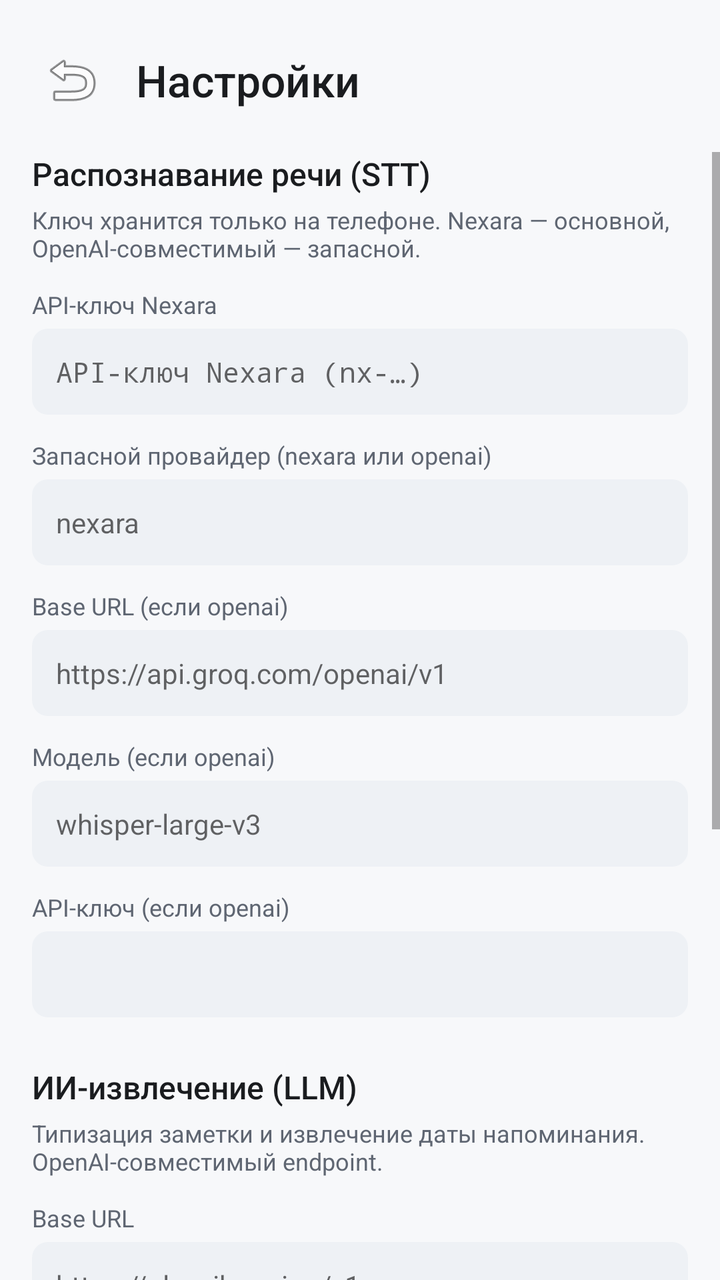
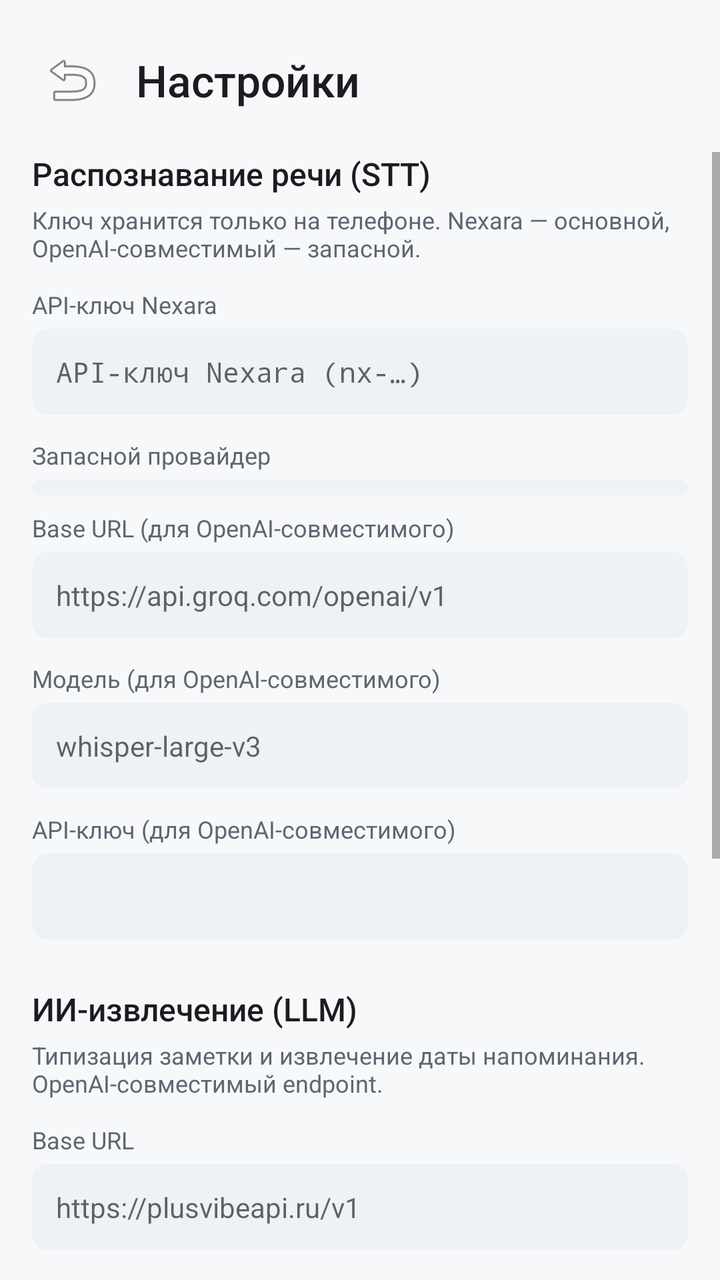

Compare the two renders of this Android layout. The source of the first and the diff that turns it into the second are given below.
<!-- AndroidManifest.xml: application theme Theme.VoiceNotes -->
<!-- res/layout/activity_settings.xml -->
<?xml version="1.0" encoding="utf-8"?>
<LinearLayout xmlns:android="http://schemas.android.com/apk/res/android"
    android:layout_width="match_parent"
    android:layout_height="match_parent"
    android:orientation="vertical"
    android:background="@color/bg_app">

    
    <LinearLayout
        android:layout_width="match_parent"
        android:layout_height="wrap_content"
        android:orientation="horizontal"
        android:gravity="center_vertical"
        android:paddingLeft="@dimen/space_m"
        android:paddingRight="@dimen/space_l"
        android:paddingTop="@dimen/space_l"
        android:paddingBottom="@dimen/space_m">

        <ImageButton
            android:id="@+id/backBtn"
            android:layout_width="@dimen/touch_target"
            android:layout_height="@dimen/touch_target"
            android:background="?android:attr/selectableItemBackground"
            android:src="@android:drawable/ic_menu_revert"
            android:scaleType="centerInside"
            android:contentDescription="Назад" />

        <TextView
            android:layout_width="0dp"
            android:layout_height="wrap_content"
            android:layout_weight="1"
            android:layout_marginLeft="@dimen/space_s"
            android:textAppearance="@style/TextAppearance.Potok.Headline"
            android:textColor="@color/text_primary"
            android:text="Настройки" />
    </LinearLayout>

    <ScrollView
        android:layout_width="match_parent"
        android:layout_height="0dp"
        android:layout_weight="1">

        <LinearLayout
            android:layout_width="match_parent"
            android:layout_height="wrap_content"
            android:orientation="vertical"
            android:paddingLeft="@dimen/space_l"
            android:paddingRight="@dimen/space_l"
            android:paddingBottom="@dimen/space_xxl">

            
            <TextView
                android:layout_width="match_parent"
                android:layout_height="wrap_content"
                android:text="Распознавание речи (STT)"
                android:textAppearance="@style/TextAppearance.Potok.Title"
                android:textColor="@color/text_primary" />

            <TextView
                android:layout_width="match_parent"
                android:layout_height="wrap_content"
                android:layout_marginTop="@dimen/space_xs"
                android:text="Ключ хранится только на телефоне. Nexara — основной, OpenAI-совместимый — запасной."
                android:textAppearance="@style/TextAppearance.Potok.Caption"
                android:textColor="@color/text_secondary" />

            <TextView
                android:layout_width="match_parent"
                android:layout_height="wrap_content"
                android:layout_marginTop="@dimen/space_m"
                android:text="API-ключ Nexara"
                android:textAppearance="@style/TextAppearance.Potok.Caption"
                android:textColor="@color/text_secondary" />

            <EditText
                android:id="@+id/keyInput"
                android:layout_width="match_parent"
                android:layout_height="wrap_content"
                android:layout_marginTop="@dimen/space_xs"
                android:hint="@string/key_hint"
                android:inputType="textVisiblePassword"
                android:textAppearance="@style/TextAppearance.Potok.Body"
                android:fontFamily="monospace"
                android:background="@drawable/bg_field"
                android:padding="@dimen/space_m" />

            <TextView
                android:layout_width="match_parent"
                android:layout_height="wrap_content"
                android:layout_marginTop="@dimen/space_m"
                android:text="Запасной провайдер (nexara или openai)"
                android:textAppearance="@style/TextAppearance.Potok.Caption"
                android:textColor="@color/text_secondary" />

            <EditText
                android:id="@+id/sttProviderInput"
                android:layout_width="match_parent"
                android:layout_height="wrap_content"
                android:layout_marginTop="@dimen/space_xs"
                android:hint="nexara"
                android:inputType="text"
                android:textAppearance="@style/TextAppearance.Potok.Body"
                android:background="@drawable/bg_field"
                android:padding="@dimen/space_m" />

            <TextView
                android:layout_width="match_parent"
                android:layout_height="wrap_content"
                android:layout_marginTop="@dimen/space_m"
                android:text="Base URL (если openai)"
                android:textAppearance="@style/TextAppearance.Potok.Caption"
                android:textColor="@color/text_secondary" />

            <EditText
                android:id="@+id/sttBaseUrlInput"
                android:layout_width="match_parent"
                android:layout_height="wrap_content"
                android:layout_marginTop="@dimen/space_xs"
                android:hint="https://api.groq.com/openai/v1"
                android:inputType="textUri"
                android:textAppearance="@style/TextAppearance.Potok.Body"
                android:background="@drawable/bg_field"
                android:padding="@dimen/space_m" />

            <TextView
                android:layout_width="match_parent"
                android:layout_height="wrap_content"
                android:layout_marginTop="@dimen/space_m"
                android:text="Модель (если openai)"
                android:textAppearance="@style/TextAppearance.Potok.Caption"
                android:textColor="@color/text_secondary" />

            <EditText
                android:id="@+id/sttModelInput"
                android:layout_width="match_parent"
                android:layout_height="wrap_content"
                android:layout_marginTop="@dimen/space_xs"
                android:hint="whisper-large-v3"
                android:inputType="text"
                android:textAppearance="@style/TextAppearance.Potok.Body"
                android:background="@drawable/bg_field"
                android:padding="@dimen/space_m" />

            <TextView
                android:layout_width="match_parent"
                android:layout_height="wrap_content"
                android:layout_marginTop="@dimen/space_m"
                android:text="API-ключ (если openai)"
                android:textAppearance="@style/TextAppearance.Potok.Caption"
                android:textColor="@color/text_secondary" />

            <EditText
                android:id="@+id/sttKeyInput"
                android:layout_width="match_parent"
                android:layout_height="wrap_content"
                android:layout_marginTop="@dimen/space_xs"
                android:inputType="textVisiblePassword"
                android:textAppearance="@style/TextAppearance.Potok.Body"
                android:fontFamily="monospace"
                android:background="@drawable/bg_field"
                android:padding="@dimen/space_m" />

            
            <TextView
                android:layout_width="match_parent"
                android:layout_height="wrap_content"
                android:layout_marginTop="@dimen/space_xl"
                android:text="ИИ-извлечение (LLM)"
                android:textAppearance="@style/TextAppearance.Potok.Title"
                android:textColor="@color/text_primary" />

            <TextView
                android:layout_width="match_parent"
                android:layout_height="wrap_content"
                android:layout_marginTop="@dimen/space_xs"
                android:text="Типизация заметки и извлечение даты напоминания. OpenAI-совместимый endpoint."
                android:textAppearance="@style/TextAppearance.Potok.Caption"
                android:textColor="@color/text_secondary" />

            <TextView
                android:layout_width="match_parent"
                android:layout_height="wrap_content"
                android:layout_marginTop="@dimen/space_m"
                android:text="Base URL"
                android:textAppearance="@style/TextAppearance.Potok.Caption"
                android:textColor="@color/text_secondary" />

            <EditText
                android:id="@+id/llmBaseUrlInput"
                android:layout_width="match_parent"
                android:layout_height="wrap_content"
                android:layout_marginTop="@dimen/space_xs"
                android:hint="https://plusvibeapi.ru/v1"
                android:inputType="textUri"
                android:textAppearance="@style/TextAppearance.Potok.Body"
                android:background="@drawable/bg_field"
                android:padding="@dimen/space_m" />

            <TextView
                android:layout_width="match_parent"
                android:layout_height="wrap_content"
                android:layout_marginTop="@dimen/space_m"
                android:text="Модель"
                android:textAppearance="@style/TextAppearance.Potok.Caption"
                android:textColor="@color/text_secondary" />

            <EditText
                android:id="@+id/llmModelInput"
                android:layout_width="match_parent"
                android:layout_height="wrap_content"
                android:layout_marginTop="@dimen/space_xs"
                android:hint="z-ai/glm-5.2"
                android:inputType="text"
                android:textAppearance="@style/TextAppearance.Potok.Body"
                android:background="@drawable/bg_field"
                android:padding="@dimen/space_m" />

            <TextView
                android:layout_width="match_parent"
                android:layout_height="wrap_content"
                android:layout_marginTop="@dimen/space_m"
                android:text="API-ключ"
                android:textAppearance="@style/TextAppearance.Potok.Caption"
                android:textColor="@color/text_secondary" />

            <EditText
                android:id="@+id/llmKeyInput"
                android:layout_width="match_parent"
                android:layout_height="wrap_content"
                android:layout_marginTop="@dimen/space_xs"
                android:inputType="textVisiblePassword"
                android:textAppearance="@style/TextAppearance.Potok.Body"
                android:fontFamily="monospace"
                android:background="@drawable/bg_field"
                android:padding="@dimen/space_m" />

            
            <Button
                android:id="@+id/processorsBtn"
                android:layout_width="match_parent"
                android:layout_height="@dimen/touch_target"
                android:layout_marginTop="@dimen/space_xl"
                android:text="Обработчики (свои роли)"
                android:background="@drawable/bg_btn_outlined"
                android:textColor="@color/text_primary"
                android:textAllCaps="false" />

            
            <Button
                android:id="@+id/saveBtn"
                android:layout_width="match_parent"
                android:layout_height="@dimen/touch_target"
                android:layout_marginTop="@dimen/space_l"
                android:text="@string/save"
                android:background="@drawable/bg_btn_accent"
                android:textColor="#FFFFFF"
                android:textAllCaps="false" />

            <TextView
                android:id="@+id/statusLine"
                android:layout_width="match_parent"
                android:layout_height="wrap_content"
                android:layout_marginTop="@dimen/space_l"
                android:textAppearance="@style/TextAppearance.Potok.Caption"
                android:textColor="@color/text_secondary" />
        </LinearLayout>
    </ScrollView>
</LinearLayout>
<!-- resources referenced by this layout -->
<resources>
  <color name="bg_app">#F7F8FA</color>
  <color name="text_primary">#1A1C1F</color>
  <color name="text_secondary">#5F6672</color>
  <dimen name="space_l">16dp</dimen>
  <dimen name="space_m">12dp</dimen>
  <dimen name="space_s">8dp</dimen>
  <dimen name="space_xl">24dp</dimen>
  <dimen name="space_xs">4dp</dimen>
  <dimen name="space_xxl">32dp</dimen>
  <dimen name="touch_target">48dp</dimen>
  <!-- drawable bg_btn_accent (drawable) -->
  <?xml version="1.0" encoding="utf-8"?>
  <shape xmlns:android="http://schemas.android.com/apk/res/android"
      android:shape="rectangle">
      <solid android:color="@color/accent_blue" />
      <corners android:radius="12dp" />
  </shape>
  <!-- drawable bg_btn_outlined (drawable) -->
  <?xml version="1.0" encoding="utf-8"?>
  <shape xmlns:android="http://schemas.android.com/apk/res/android"
      android:shape="rectangle">
      <solid android:color="#FFFFFF" />
      <corners android:radius="8dp" />
      <stroke android:width="1dp" android:color="#D1D5DB" />
  </shape>
  <!-- drawable bg_field (drawable) -->
  <?xml version="1.0" encoding="utf-8"?>
  <shape xmlns:android="http://schemas.android.com/apk/res/android"
      android:shape="rectangle">
      <solid android:color="@color/potok_surface_secondary" />
      <corners android:radius="@dimen/radius_s" />
  </shape>
  <string name="key_hint">API-ключ Nexara (nx-…)</string>
  <string name="save">Сохранить</string>
  <style name="TextAppearance.Potok.Body">
          <item name="android:textSize">14sp</item>
          <item name="android:lineSpacingExtra">6dp</item>
          <item name="android:fontFamily">sans-serif</item>
      </style>
  <style name="TextAppearance.Potok.Caption">
          <item name="android:textSize">12sp</item>
          <item name="android:lineSpacingExtra">4dp</item>
          <item name="android:fontFamily">sans-serif</item>
      </style>
  <style name="TextAppearance.Potok.Headline">
          <item name="android:textSize">22sp</item>
          <item name="android:lineSpacingExtra">6dp</item>
          <item name="android:fontFamily">sans-serif-medium</item>
          <item name="android:textFontWeight" tools:targetApi="28">500</item>
      </style>
  <style name="TextAppearance.Potok.Title">
          <item name="android:textSize">16sp</item>
          <item name="android:lineSpacingExtra">8dp</item>
          <item name="android:fontFamily">sans-serif-medium</item>
          <item name="android:textFontWeight" tools:targetApi="28">500</item>
      </style>
  <style name="Theme.VoiceNotes" parent="android:Theme.Material.Light.DarkActionBar">
          <item name="android:colorPrimary">@color/primary</item>
          <item name="android:colorPrimaryDark">@color/primary_dark</item>
          <item name="android:colorAccent">@color/accent</item>
          <item name="android:statusBarColor">@color/primary_dark</item>
      </style>
  <color name="accent_blue">#2C6FE8</color>
  <color name="potok_surface_secondary">#EEF1F5</color>
  <dimen name="radius_s">8dp</dimen>
  <color name="primary">#2C6FE8</color>
  <color name="primary_dark">#1E5BC6</color>
  <color name="accent">#2C6FE8</color>
</resources>

<!-- the commit's change to res/layout/activity_settings.xml (unified diff, before → after) -->
@@ -88,26 +88,24 @@
                 android:layout_width="match_parent"
                 android:layout_height="wrap_content"
                 android:layout_marginTop="@dimen/space_m"
-                android:text="Запасной провайдер (nexara или openai)"
-                android:textAppearance="@style/TextAppearance.Potok.Caption"
-                android:textColor="@color/text_secondary" />
-
-            <EditText
-                android:id="@+id/sttProviderInput"
-                android:layout_width="match_parent"
-                android:layout_height="wrap_content"
-                android:layout_marginTop="@dimen/space_xs"
-                android:hint="nexara"
-                android:inputType="text"
-                android:textAppearance="@style/TextAppearance.Potok.Body"
-                android:background="@drawable/bg_field"
-                android:padding="@dimen/space_m" />
-
-            <TextView
-                android:layout_width="match_parent"
-                android:layout_height="wrap_content"
-                android:layout_marginTop="@dimen/space_m"
-                android:text="Base URL (если openai)"
+                android:text="Запасной провайдер"
+                android:textAppearance="@style/TextAppearance.Potok.Caption"
+                android:textColor="@color/text_secondary" />
+
+            <Spinner
+                android:id="@+id/sttProviderSpinner"
+                android:layout_width="match_parent"
+                android:layout_height="wrap_content"
+                android:layout_marginTop="@dimen/space_xs"
+                android:background="@drawable/bg_field"
+                android:paddingTop="@dimen/space_xs"
+                android:paddingBottom="@dimen/space_xs" />
+
+            <TextView
+                android:layout_width="match_parent"
+                android:layout_height="wrap_content"
+                android:layout_marginTop="@dimen/space_s"
+                android:text="Base URL (для OpenAI-совместимого)"
                 android:textAppearance="@style/TextAppearance.Potok.Caption"
                 android:textColor="@color/text_secondary" />
 
@@ -126,7 +124,7 @@
                 android:layout_width="match_parent"
                 android:layout_height="wrap_content"
                 android:layout_marginTop="@dimen/space_m"
-                android:text="Модель (если openai)"
+                android:text="Модель (для OpenAI-совместимого)"
                 android:textAppearance="@style/TextAppearance.Potok.Caption"
                 android:textColor="@color/text_secondary" />
 
@@ -145,7 +143,7 @@
                 android:layout_width="match_parent"
                 android:layout_height="wrap_content"
                 android:layout_marginTop="@dimen/space_m"
-                android:text="API-ключ (если openai)"
+                android:text="API-ключ (для OpenAI-совместимого)"
                 android:textAppearance="@style/TextAppearance.Potok.Caption"
                 android:textColor="@color/text_secondary" />
 
